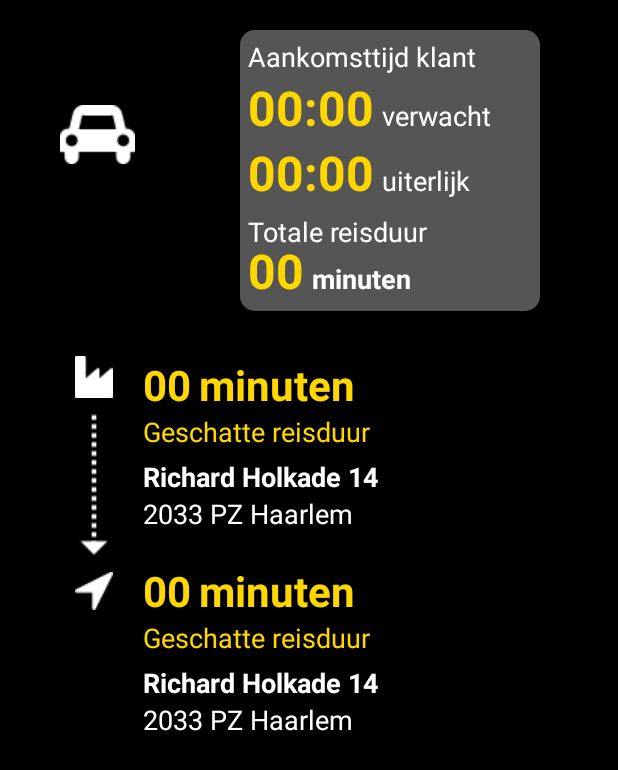
After one commit to Jessevanduijne/3.4_MijnBD, an Android app: the layout new_delivery.xml on its own in the app's theme, with its tools: preview values and no code run, on a phone screen of 412 x 824 dp. The commit adds this screen. Shown: the top 770 px of the screen. Run offline under Robolectric (Android 15) with nearby library versions, the phone set to English and light mode, and no system bars.

Commit message:
Added layout new delivery, still needs buttons

```diff
--- /dev/null
+++ b/app/src/main/res/drawable/rounded_gray_section.xml
@@ -0,0 +1,5 @@
+<?xml version="1.0" encoding="utf-8"?>
+<shape xmlns:android="http://schemas.android.com/apk/res/android" android:shape="rectangle">
+    <solid android:color="@color/darkGray"/>
+    <corners android:radius="10dp"/>
+</shape>
--- a/app/src/main/res/layout/activity_login.xml
+++ b/app/src/main/res/layout/activity_login.xml
@@ -12,8 +12,7 @@
         android:layout_width="match_parent"
         android:layout_height="wrap_content"
         tools:context=".LoginActivity"
-        android:gravity="center_horizontal"
-        >
+        android:gravity="center_horizontal">
 
     <ImageView
         android:id="@+id/imageView"
--- /dev/null
+++ b/app/src/main/res/layout/new_delivery.xml
@@ -0,0 +1,262 @@
+<?xml version="1.0" encoding="utf-8"?>
+<RelativeLayout
+    xmlns:android="http://schemas.android.com/apk/res/android"
+    android:orientation="vertical"
+    android:layout_width="match_parent"
+    android:layout_height="match_parent">
+
+    <LinearLayout
+        android:layout_width="match_parent"
+        android:layout_height="match_parent"
+        android:orientation="vertical"
+        android:background="@color/colorPrimaryDark">
+
+        <LinearLayout
+            android:layout_width="wrap_content"
+            android:layout_height="wrap_content"
+            android:orientation="horizontal"
+            android:layout_marginTop="20dp">
+
+            <ImageView
+                android:layout_width="130dp"
+                android:layout_height="wrap_content"
+                android:src="@drawable/ic_car_w"
+                android:layout_marginTop="50dp"/>
+
+            <LinearLayout
+                android:layout_width="200dp"
+                android:layout_height="wrap_content"
+                android:orientation="vertical"
+                android:background="@drawable/rounded_gray_section"
+                android:layout_marginStart="30dp"
+                android:padding="5dp">
+
+                <TextView
+                    android:layout_width="wrap_content"
+                    android:layout_height="wrap_content"
+                    android:text="@string/lbl_arrival_client"
+                    android:textColor="@color/white"
+                    android:textSize="@dimen/text_size_text"/>
+
+                <LinearLayout
+                    android:layout_width="wrap_content"
+                    android:layout_height="wrap_content"
+                    android:orientation="horizontal">
+                    <TextView
+                        android:id="@+id/expected_arrival_time"
+                        android:layout_width="wrap_content"
+                        android:layout_height="wrap_content"
+                        android:text="@string/dummy_time"
+                        android:textColor="@color/colorPrimary"
+                        android:textSize="@dimen/text_size_h1"
+                        android:textStyle="bold" />
+
+                    <TextView
+                        android:layout_width="wrap_content"
+                        android:layout_height="wrap_content"
+                        android:text="@string/lbl_arrival_expected"
+                        android:textColor="@color/white"
+                        android:textSize="@dimen/text_size_text"
+                        android:layout_marginStart="5dp"/>
+                </LinearLayout>
+                <LinearLayout
+                    android:layout_width="wrap_content"
+                    android:layout_height="wrap_content"
+                    android:orientation="horizontal">
+                    <TextView
+                        android:id="@+id/maximum_arrival_time"
+                        android:layout_width="wrap_content"
+                        android:layout_height="wrap_content"
+                        android:text="@string/dummy_time"
+                        android:textColor="@color/colorPrimary"
+                        android:textSize="@dimen/text_size_h1"
+                        android:textStyle="bold" />
+
+                    <TextView
+                        android:layout_width="wrap_content"
+                        android:layout_height="wrap_content"
+                        android:text="@string/lbl_arrival_max"
+                        android:textColor="@color/white"
+                        android:textSize="@dimen/text_size_text"
+                        android:layout_marginStart="5dp"/>
+                </LinearLayout>
+
+                <TextView
+                    android:layout_width="wrap_content"
+                    android:layout_height="wrap_content"
+                    android:text="@string/lbl_arrival_duration"
+                    android:textColor="@color/white"
+                    android:textSize="@dimen/text_size_text"
+                    android:layout_marginTop="5dp"/>
+
+                <LinearLayout
+                    android:layout_width="wrap_content"
+                    android:layout_height="wrap_content"
+                    android:orientation="horizontal"
+                    android:layout_marginTop="-8dp">
+
+                    <TextView
+                        android:id="@+id/expected_arrival_duration"
+                        android:layout_width="wrap_content"
+                        android:layout_height="wrap_content"
+                        android:text="@string/dummy_minutes"
+                        android:textColor="@color/colorPrimary"
+                        android:textSize="@dimen/text_size_h1"
+                        android:textStyle="bold" />
+
+                    <TextView
+                        android:layout_width="wrap_content"
+                        android:layout_height="wrap_content"
+                        android:text="@string/lbl_minutes"
+                        android:textColor="@color/white"
+                        android:textSize="@dimen/text_size_text"
+                        android:layout_marginStart="5dp"
+                        android:textStyle="bold"/>
+                </LinearLayout>
+            </LinearLayout>
+        </LinearLayout>
+
+        <LinearLayout
+            android:layout_width="wrap_content"
+            android:layout_height="wrap_content"
+            android:orientation="horizontal"
+            android:layout_marginTop="30dp"
+            android:layout_marginStart="50dp">
+
+            <LinearLayout
+                android:layout_width="wrap_content"
+                android:layout_height="wrap_content"
+                android:orientation="vertical">
+
+                <ImageView
+                    android:contentDescription="@string/lbl_expected_duration"
+                    android:layout_width="wrap_content"
+                    android:layout_height="wrap_content"
+                    android:src="@drawable/ic_warehouse"/>
+
+                <ImageView
+                    android:contentDescription="@string/lbl_expected_duration"
+                    android:layout_width="wrap_content"
+                    android:layout_height="wrap_content"
+                    android:src="@drawable/ic_arrowdown"
+                    android:layout_marginTop="10dp"/>
+
+                <ImageView
+                    android:layout_width="wrap_content"
+                    android:layout_height="wrap_content"
+                    android:src="@drawable/ic_destination"/>
+            </LinearLayout>
+            <LinearLayout
+                android:layout_width="wrap_content"
+                android:layout_height="wrap_content"
+                android:orientation="vertical"
+                android:layout_marginLeft="20dp">
+
+                <!-- To warehouse: -->
+                <LinearLayout
+                    android:layout_width="wrap_content"
+                    android:layout_height="wrap_content"
+                    android:orientation="horizontal">
+                    <TextView
+                        android:id="@+id/expected_time_to_warehouse"
+                        android:layout_width="wrap_content"
+                        android:layout_height="wrap_content"
+                        android:text="@string/dummy_minutes"
+                        android:textSize="@dimen/text_size_h2"
+                        android:textColor="@color/colorPrimary"
+                        android:textStyle="bold"/>
+
+                    <TextView
+                        android:layout_width="wrap_content"
+                        android:layout_height="wrap_content"
+                        android:text="@string/lbl_minutes"
+                        android:textSize="@dimen/text_size_h2"
+                        android:textColor="@color/colorPrimary"
+                        android:textStyle="bold"
+                        android:layout_marginStart="5dp"/>
+                </LinearLayout>
+
+                <TextView
+                    android:layout_width="wrap_content"
+                    android:layout_height="wrap_content"
+                    android:text="@string/lbl_expected_duration"
+                    android:textColor="@color/colorPrimary"
+                    android:textSize="@dimen/text_size_text"/>
+
+                <TextView
+                    android:id="@+id/warehouse_address"
+                    android:layout_width="wrap_content"
+                    android:layout_height="wrap_content"
+                    android:text="@string/dummy_address"
+                    android:textColor="@color/white"
+                    android:textSize="@dimen/text_size_text"
+                    android:textStyle="bold"
+                    android:layout_marginTop="5dp"/>
+
+                <TextView
+                    android:id="@+id/warehouse_zip"
+                    android:layout_width="wrap_content"
+                    android:layout_height="wrap_content"
+                    android:text="@string/dummy_zip"
+                    android:textColor="@color/white"
+                    android:textSize="@dimen/text_size_text"/>
+
+                <!-- To client: -->
+                <LinearLayout
+                    android:layout_width="wrap_content"
+                    android:layout_height="wrap_content"
+                    android:orientation="horizontal"
+                    android:layout_marginTop="20dp">
+
+                    <TextView
+                        android:id="@+id/expected_time_to_client"
+                        android:layout_width="wrap_content"
+                        android:layout_height="wrap_content"
+                        android:text="@string/dummy_minutes"
+                        android:textSize="@dimen/text_size_h2"
+                        android:textColor="@color/colorPrimary"
+                        android:textStyle="bold"/>
+
+                    <TextView
+                        android:layout_width="wrap_content"
+                        android:layout_height="wrap_content"
+                        android:text="@string/lbl_minutes"
+                        android:textSize="@dimen/text_size_h2"
+                        android:textColor="@color/colorPrimary"
+                        android:textStyle="bold"
+                        android:layout_marginStart="5dp"/>
+
+                </LinearLayout>
+
+                <TextView
+                    android:layout_width="wrap_content"
+                    android:layout_height="wrap_content"
+                    android:text="@string/lbl_expected_duration"
+                    android:textColor="@color/colorPrimary"
+                    android:textSize="@dimen/text_size_text"/>
+
+                <TextView
+                    android:id="@+id/client_address"
+                    android:layout_width="wrap_content"
+                    android:layout_height="wrap_content"
+                    android:text="@string/dummy_address"
+                    android:textColor="@color/white"
+                    android:textSize="@dimen/text_size_text"
+                    android:textStyle="bold"
+                    android:layout_marginTop="5dp"/>
+
+                <TextView
+                    android:id="@+id/client_zip"
+                    android:layout_width="wrap_content"
+                    android:layout_height="wrap_content"
+                    android:text="@string/dummy_zip"
+                    android:textColor="@color/white"
+                    android:textSize="@dimen/text_size_text"/>
+            </LinearLayout>
+
+        </LinearLayout>
+
+
+
+    </LinearLayout>
+</RelativeLayout>
--- a/app/src/main/res/values/colors.xml
+++ b/app/src/main/res/values/colors.xml
@@ -3,4 +3,6 @@
     <color name="colorPrimary">#FFD700</color>
     <color name="colorPrimaryDark">#000000</color>
     <color name="colorAccent">#ffffff</color>
+    <color name="darkGray">#555555</color>
+    <color name="white">#ffffff</color>
 </resources>
--- a/app/src/main/res/values/strings.xml
+++ b/app/src/main/res/values/strings.xml
@@ -2,7 +2,7 @@
     <string name="app_name">MijnBD</string>
 
     <!-- Bottom menu bar: -->
-    <string name="lbl_deliveries">Bezorginen</string>
+    <string name="lbl_deliveries">Bezorgingen</string>
     <string name="lbl_history">Historie</string>
     <string name="lbl_preferences">Mijn B.D.</string>
 
@@ -18,10 +18,14 @@
     <string name="lbl_arrival_expected">verwacht</string>
     <string name="lbl_arrival_max">uiterlijk</string>
     <string name="lbl_arrival_duration">Totale reisduur</string>
-    <string name="lbl_minutes">Minuten</string>
-
+    <string name="lbl_minutes">minuten</string>
     <string name="lbl_expected_duration">Geschatte reisduur</string>
     <string name="lbl_to_accept">om te accepteren</string>
+    <string name="lbl_have_patience_message">Even geduld a.u.b... \nPotentiële bezorgingen verschijnen snel hier </string>
 
-    <string name="lbl_have_patience_message">Even geduld a.u.b... \nPotentiële bezorgingen verschijnen snel hier </string>
+    <!-- Dummies: -->
+    <string name="dummy_time">00:00</string>
+    <string name="dummy_minutes">00</string>
+    <string name="dummy_address">Richard Holkade 14</string>
+    <string name="dummy_zip">2033 PZ Haarlem</string>
 </resources>
```
Also changed, not shown: app/src/main/res/drawable/ic_arrowdown.png (added), app/src/main/res/drawable/ic_destination.png (added), app/src/main/res/drawable/ic_warehouse.png (added).
